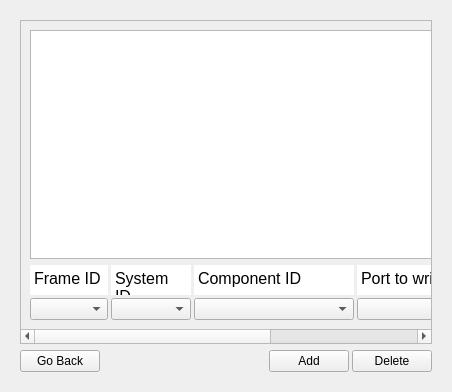
Old version of the form src/mocap_manager.ui in the repository YevheniiKovryzhenko/KGroundControl.
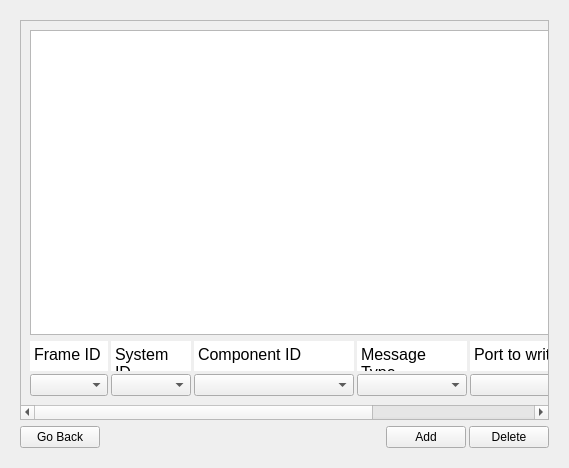
New version of the form. The open tabs and pages were chosen to show the change.

Commit message:
enabled setting mocap output message type
+we have two mavlink message options for sending mocap data, now we can select between the two
+added statically built QT and windows exe file

The edit to the form file:
```diff
--- a/src/mocap_manager.ui
+++ b/src/mocap_manager.ui
@@ -6,8 +6,8 @@
    <rect>
     <x>0</x>
     <y>0</y>
-    <width>448</width>
-    <height>388</height>
+    <width>569</width>
+    <height>468</height>
    </rect>
   </property>
   <property name="windowTitle">
@@ -16,7 +16,7 @@
   <property name="locale">
    <locale language="English" country="UnitedStates"/>
   </property>
-  <layout class="QVBoxLayout" name="verticalLayout_16">
+  <layout class="QVBoxLayout" name="verticalLayout_17">
    <item>
     <widget class="QStackedWidget" name="stackedWidget_main_scroll_window">
      <property name="minimumSize">
@@ -1620,8 +1620,8 @@
            <rect>
             <x>0</x>
             <y>0</y>
-            <width>680</width>
-            <height>153</height>
+            <width>795</width>
+            <height>384</height>
            </rect>
           </property>
           <layout class="QVBoxLayout" name="verticalLayout_14">
@@ -1729,8 +1729,8 @@
 hr { height: 1px; border-width: 0; }
 li.unchecked::marker { content: &quot;\2610&quot;; }
 li.checked::marker { content: &quot;\2612&quot;; }
-&lt;/style&gt;&lt;/head&gt;&lt;body style=&quot; font-family:'Sans Serif'; font-size:9pt; font-weight:400; font-style:normal;&quot;&gt;
-&lt;p style=&quot; margin-top:0px; margin-bottom:0px; margin-left:0px; margin-right:0px; -qt-block-indent:0; text-indent:0px;&quot;&gt;&lt;span style=&quot; font-family:'Segoe UI'; font-size:12pt;&quot;&gt;Frame ID&lt;/span&gt;&lt;/p&gt;&lt;/body&gt;&lt;/html&gt;</string>
+&lt;/style&gt;&lt;/head&gt;&lt;body style=&quot; font-family:'Segoe UI'; font-size:9pt; font-weight:400; font-style:normal;&quot;&gt;
+&lt;p style=&quot; margin-top:0px; margin-bottom:0px; margin-left:0px; margin-right:0px; -qt-block-indent:0; text-indent:0px;&quot;&gt;&lt;span style=&quot; font-size:12pt;&quot;&gt;Frame ID&lt;/span&gt;&lt;/p&gt;&lt;/body&gt;&lt;/html&gt;</string>
                  </property>
                  <property name="textInteractionFlags">
                   <set>Qt::NoTextInteraction</set>
@@ -1835,8 +1835,8 @@
 hr { height: 1px; border-width: 0; }
 li.unchecked::marker { content: &quot;\2610&quot;; }
 li.checked::marker { content: &quot;\2612&quot;; }
-&lt;/style&gt;&lt;/head&gt;&lt;body style=&quot; font-family:'Sans Serif'; font-size:9pt; font-weight:400; font-style:normal;&quot;&gt;
-&lt;p style=&quot; margin-top:0px; margin-bottom:0px; margin-left:0px; margin-right:0px; -qt-block-indent:0; text-indent:0px;&quot;&gt;&lt;span style=&quot; font-family:'Segoe UI'; font-size:12pt;&quot;&gt;System ID&lt;/span&gt;&lt;/p&gt;&lt;/body&gt;&lt;/html&gt;</string>
+&lt;/style&gt;&lt;/head&gt;&lt;body style=&quot; font-family:'Segoe UI'; font-size:9pt; font-weight:400; font-style:normal;&quot;&gt;
+&lt;p style=&quot; margin-top:0px; margin-bottom:0px; margin-left:0px; margin-right:0px; -qt-block-indent:0; text-indent:0px;&quot;&gt;&lt;span style=&quot; font-size:12pt;&quot;&gt;System ID&lt;/span&gt;&lt;/p&gt;&lt;/body&gt;&lt;/html&gt;</string>
                  </property>
                  <property name="textInteractionFlags">
                   <set>Qt::NoTextInteraction</set>
@@ -1941,8 +1941,8 @@
 hr { height: 1px; border-width: 0; }
 li.unchecked::marker { content: &quot;\2610&quot;; }
 li.checked::marker { content: &quot;\2612&quot;; }
-&lt;/style&gt;&lt;/head&gt;&lt;body style=&quot; font-family:'Sans Serif'; font-size:9pt; font-weight:400; font-style:normal;&quot;&gt;
-&lt;p style=&quot; margin-top:0px; margin-bottom:0px; margin-left:0px; margin-right:0px; -qt-block-indent:0; text-indent:0px;&quot;&gt;&lt;span style=&quot; font-family:'Segoe UI'; font-size:12pt;&quot;&gt;Component ID&lt;/span&gt;&lt;/p&gt;&lt;/body&gt;&lt;/html&gt;</string>
+&lt;/style&gt;&lt;/head&gt;&lt;body style=&quot; font-family:'Segoe UI'; font-size:9pt; font-weight:400; font-style:normal;&quot;&gt;
+&lt;p style=&quot; margin-top:0px; margin-bottom:0px; margin-left:0px; margin-right:0px; -qt-block-indent:0; text-indent:0px;&quot;&gt;&lt;span style=&quot; font-size:12pt;&quot;&gt;Component ID&lt;/span&gt;&lt;/p&gt;&lt;/body&gt;&lt;/html&gt;</string>
                  </property>
                  <property name="textInteractionFlags">
                   <set>Qt::NoTextInteraction</set>
@@ -1979,6 +1979,112 @@
                </item>
               </layout>
              </item>
+             <item>
+              <layout class="QVBoxLayout" name="verticalLayout_16">
+               <property name="spacing">
+                <number>3</number>
+               </property>
+               <item>
+                <widget class="QTextBrowser" name="textBrowser_15">
+                 <property name="sizePolicy">
+                  <sizepolicy hsizetype="MinimumExpanding" vsizetype="Fixed">
+                   <horstretch>0</horstretch>
+                   <verstretch>0</verstretch>
+                  </sizepolicy>
+                 </property>
+                 <property name="minimumSize">
+                  <size>
+                   <width>110</width>
+                   <height>30</height>
+                  </size>
+                 </property>
+                 <property name="maximumSize">
+                  <size>
+                   <width>16777215</width>
+                   <height>30</height>
+                  </size>
+                 </property>
+                 <property name="sizeIncrement">
+                  <size>
+                   <width>0</width>
+                   <height>0</height>
+                  </size>
+                 </property>
+                 <property name="baseSize">
+                  <size>
+                   <width>0</width>
+                   <height>0</height>
+                  </size>
+                 </property>
+                 <property name="layoutDirection">
+                  <enum>Qt::LeftToRight</enum>
+                 </property>
+                 <property name="autoFillBackground">
+                  <bool>false</bool>
+                 </property>
+                 <property name="frameShape">
+                  <enum>QFrame::NoFrame</enum>
+                 </property>
+                 <property name="frameShadow">
+                  <enum>QFrame::Plain</enum>
+                 </property>
+                 <property name="verticalScrollBarPolicy">
+                  <enum>Qt::ScrollBarAlwaysOff</enum>
+                 </property>
+                 <property name="horizontalScrollBarPolicy">
+                  <enum>Qt::ScrollBarAlwaysOff</enum>
+                 </property>
+                 <property name="sizeAdjustPolicy">
+                  <enum>QAbstractScrollArea::AdjustToContents</enum>
+                 </property>
+                 <property name="lineWrapMode">
+                  <enum>QTextEdit::WidgetWidth</enum>
+                 </property>
+                 <property name="html">
+                  <string>&lt;!DOCTYPE HTML PUBLIC &quot;-//W3C//DTD HTML 4.0//EN&quot; &quot;http://www.w3.org/TR/REC-html40/strict.dtd&quot;&gt;
+&lt;html&gt;&lt;head&gt;&lt;meta name=&quot;qrichtext&quot; content=&quot;1&quot; /&gt;&lt;meta charset=&quot;utf-8&quot; /&gt;&lt;style type=&quot;text/css&quot;&gt;
+p, li { white-space: pre-wrap; }
+hr { height: 1px; border-width: 0; }
+li.unchecked::marker { content: &quot;\2610&quot;; }
+li.checked::marker { content: &quot;\2612&quot;; }
+&lt;/style&gt;&lt;/head&gt;&lt;body style=&quot; font-family:'Segoe UI'; font-size:9pt; font-weight:400; font-style:normal;&quot;&gt;
+&lt;p style=&quot; margin-top:0px; margin-bottom:0px; margin-left:0px; margin-right:0px; -qt-block-indent:0; text-indent:0px;&quot;&gt;&lt;span style=&quot; font-size:12pt;&quot;&gt;Message Type&lt;/span&gt;&lt;/p&gt;&lt;/body&gt;&lt;/html&gt;</string>
+                 </property>
+                 <property name="textInteractionFlags">
+                  <set>Qt::NoTextInteraction</set>
+                 </property>
+                </widget>
+               </item>
+               <item>
+                <widget class="QComboBox" name="cmbx_relay_msg_type">
+                 <property name="sizePolicy">
+                  <sizepolicy hsizetype="MinimumExpanding" vsizetype="Fixed">
+                   <horstretch>0</horstretch>
+                   <verstretch>0</verstretch>
+                  </sizepolicy>
+                 </property>
+                 <property name="minimumSize">
+                  <size>
+                   <width>110</width>
+                   <height>0</height>
+                  </size>
+                 </property>
+                 <property name="maximumSize">
+                  <size>
+                   <width>16777215</width>
+                   <height>16777215</height>
+                  </size>
+                 </property>
+                 <property name="baseSize">
+                  <size>
+                   <width>0</width>
+                   <height>0</height>
+                  </size>
+                 </property>
+                </widget>
+               </item>
+              </layout>
+             </item>
              <item>
               <layout class="QVBoxLayout" name="verticalLayout_11">
                <property name="spacing">
@@ -2047,8 +2153,8 @@
 hr { height: 1px; border-width: 0; }
 li.unchecked::marker { content: &quot;\2610&quot;; }
 li.checked::marker { content: &quot;\2612&quot;; }
-&lt;/style&gt;&lt;/head&gt;&lt;body style=&quot; font-family:'Sans Serif'; font-size:9pt; font-weight:400; font-style:normal;&quot;&gt;
-&lt;p style=&quot; margin-top:0px; margin-bottom:0px; margin-left:0px; margin-right:0px; -qt-block-indent:0; text-indent:0px;&quot;&gt;&lt;span style=&quot; font-family:'Segoe UI'; font-size:12pt;&quot;&gt;Port to write&lt;/span&gt;&lt;/p&gt;&lt;/body&gt;&lt;/html&gt;</string>
+&lt;/style&gt;&lt;/head&gt;&lt;body style=&quot; font-family:'Segoe UI'; font-size:9pt; font-weight:400; font-style:normal;&quot;&gt;
+&lt;p style=&quot; margin-top:0px; margin-bottom:0px; margin-left:0px; margin-right:0px; -qt-block-indent:0; text-indent:0px;&quot;&gt;&lt;span style=&quot; font-size:12pt;&quot;&gt;Port to write&lt;/span&gt;&lt;/p&gt;&lt;/body&gt;&lt;/html&gt;</string>
                  </property>
                  <property name="textInteractionFlags">
                   <set>Qt::NoTextInteraction</set>
```
Left out of the diff: 58 changed lines with no effect on the pictures. The commit also changes 3 other files.
